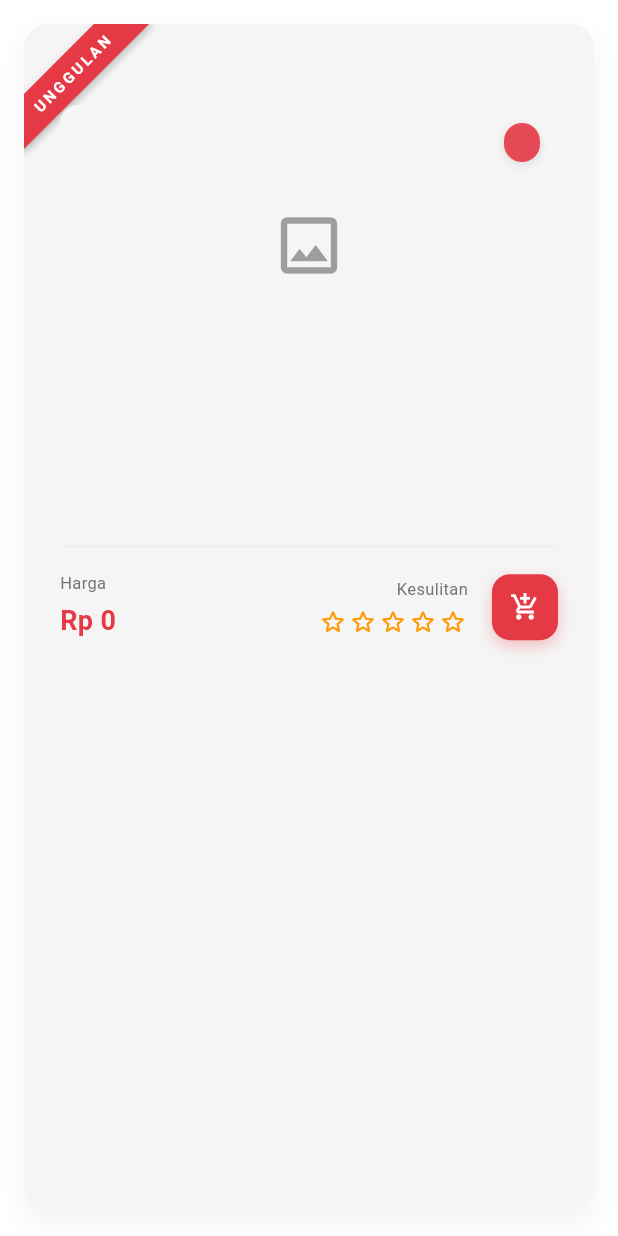
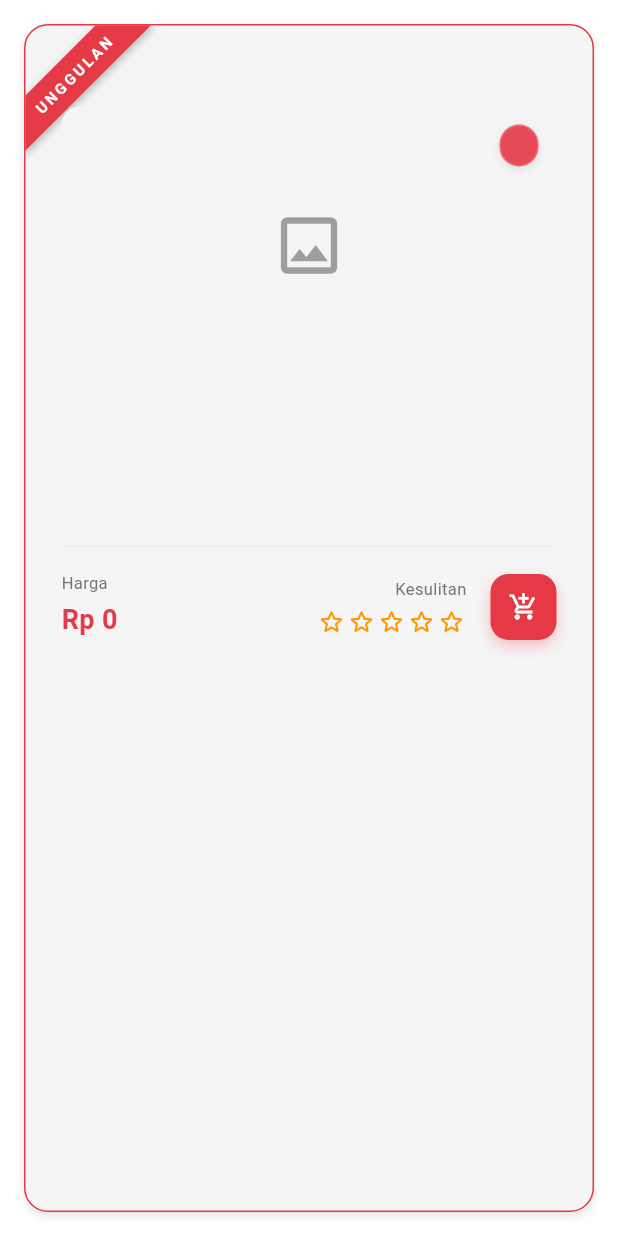
Before and after one commit to 4tmaa/HELIOT, a Flutter app: the FeaturedComponentCard widget shown alone on an empty page, opened directly with empty values, on a phone screen of 412 x 824 dp. Run offline on Flutter 3.47's test engine with Material 3 defaults, Android fonts, the phone set to English and light mode, and no system bars; our stand-ins replace country_picker, firebase_core, firebase_messaging, flutter_dotenv, flutter_map, geocoding and 5 more; accounts and stored records are empty; generated files the repository leaves out were written again; network calls fail.

Commit message:
style: add red outline and sharp shadow to component cards, make search bar pill-shaped with red border

```diff
--- a/lib/screens/katalog_screen.dart
+++ b/lib/screens/katalog_screen.dart
@@ -144,7 +144,8 @@ class _KatalogScreenState extends State<KatalogScreen> {
                 height: 55,
                 decoration: BoxDecoration(
                   color: Colors.white,
-                  borderRadius: BorderRadius.circular(16),
+                  borderRadius: BorderRadius.circular(30),
+                  border: Border.all(color: AppColors.primaryColor, width: 1.5),
                   boxShadow: [
                     BoxShadow(
                       color: Colors.black.withValues(alpha: 0.05),
--- a/lib/widgets/catalog/featured_component_card.dart
+++ b/lib/widgets/catalog/featured_component_card.dart
@@ -34,7 +34,8 @@ class FeaturedComponentCard extends StatelessWidget {
       decoration: BoxDecoration(
         color: AppColors.surfaceColor,
         borderRadius: BorderRadius.circular(16),
-        boxShadow: [BoxShadow(color: Colors.black.withOpacity(0.05), blurRadius: 15, offset: const Offset(0, 8))],
+        border: Border.all(color: AppColors.primaryColor, width: 1.0),
+        boxShadow: [BoxShadow(color: Colors.black.withValues(alpha: 0.1), blurRadius: 4, offset: const Offset(0, 3))],
       ),
       child: ClipRRect(
         borderRadius: BorderRadius.circular(16),
@@ -90,9 +91,10 @@ class FeaturedComponentCard extends StatelessWidget {
                             child: Container(
                               padding: const EdgeInsets.symmetric(horizontal: 12, vertical: 6),
                               decoration: BoxDecoration(
-                                color: AppColors.primaryColor.withOpacity(0.9),
+                                color: AppColors.primaryColor.withValues(alpha: 0.9),
                                 borderRadius: BorderRadius.circular(20),
-                                boxShadow: [BoxShadow(color: Colors.black.withOpacity(0.1), blurRadius: 4, offset: const Offset(0, 2))],
+                                border: Border.all(color: Colors.white.withValues(alpha: 0.2), width: 1),
+                                boxShadow: [BoxShadow(color: Colors.black.withValues(alpha: 0.1), blurRadius: 4, offset: const Offset(0, 2))],
                               ),
                               child: Text(
                                 category,
@@ -159,7 +161,7 @@ class FeaturedComponentCard extends StatelessWidget {
                             },
                             child: Container(
                               padding: const EdgeInsets.all(12),
-                              decoration: BoxDecoration(color: AppColors.primaryColor, borderRadius: BorderRadius.circular(12), boxShadow: [BoxShadow(color: AppColors.primaryColor.withOpacity(0.3), blurRadius: 8, offset: const Offset(0, 4))]),
+                              decoration: BoxDecoration(color: AppColors.primaryColor, borderRadius: BorderRadius.circular(12), boxShadow: [BoxShadow(color: AppColors.primaryColor.withValues(alpha: 0.3), blurRadius: 8, offset: const Offset(0, 4))]),
                               child: const Icon(Icons.add_shopping_cart, color: Colors.white, size: 20),
                             ),
                           ),
--- a/lib/widgets/catalog/grid_component_card.dart
+++ b/lib/widgets/catalog/grid_component_card.dart
@@ -33,7 +33,8 @@ class GridComponentCard extends StatelessWidget {
       decoration: BoxDecoration(
         color: AppColors.surfaceColor,
         borderRadius: BorderRadius.circular(16),
-        boxShadow: [BoxShadow(color: Colors.black.withOpacity(0.03), blurRadius: 10, offset: const Offset(0, 4))],
+        border: Border.all(color: AppColors.primaryColor, width: 1.0),
+        boxShadow: [BoxShadow(color: Colors.black.withValues(alpha: 0.1), blurRadius: 4, offset: const Offset(0, 3))],
       ),
       clipBehavior: Clip.antiAlias,
       child: Column(
@@ -55,7 +56,7 @@ class GridComponentCard extends StatelessWidget {
                     child: Container(
                       padding: const EdgeInsets.symmetric(horizontal: 8, vertical: 4),
                       decoration: BoxDecoration(
-                        color: AppColors.primaryColor.withOpacity(0.9),
+                        color: AppColors.primaryColor.withValues(alpha: 0.9),
                         borderRadius: BorderRadius.circular(12),
                       ),
                       child: Text(
```
